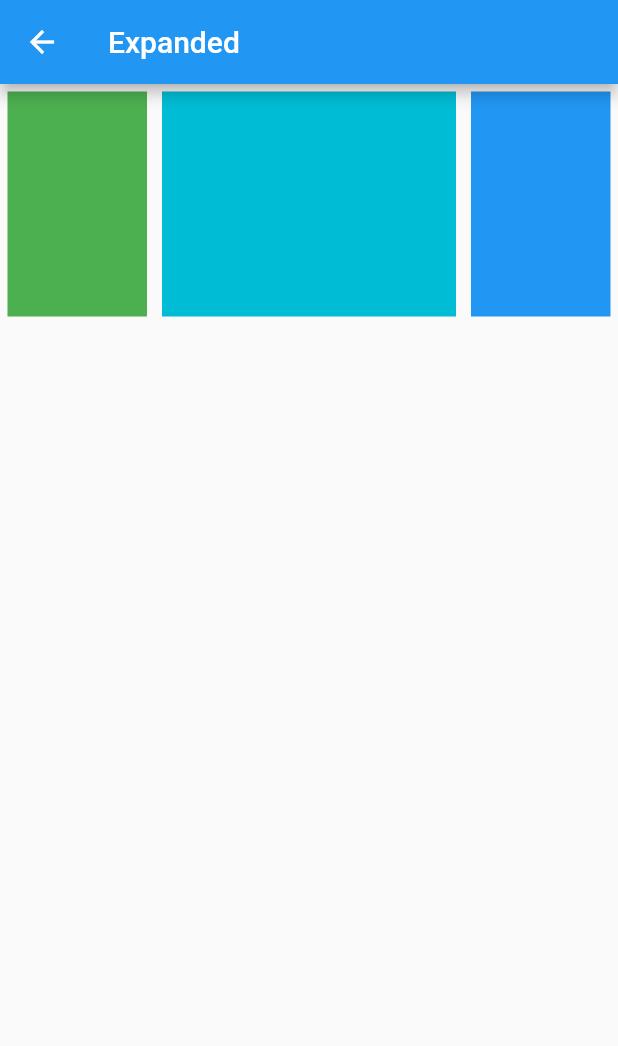
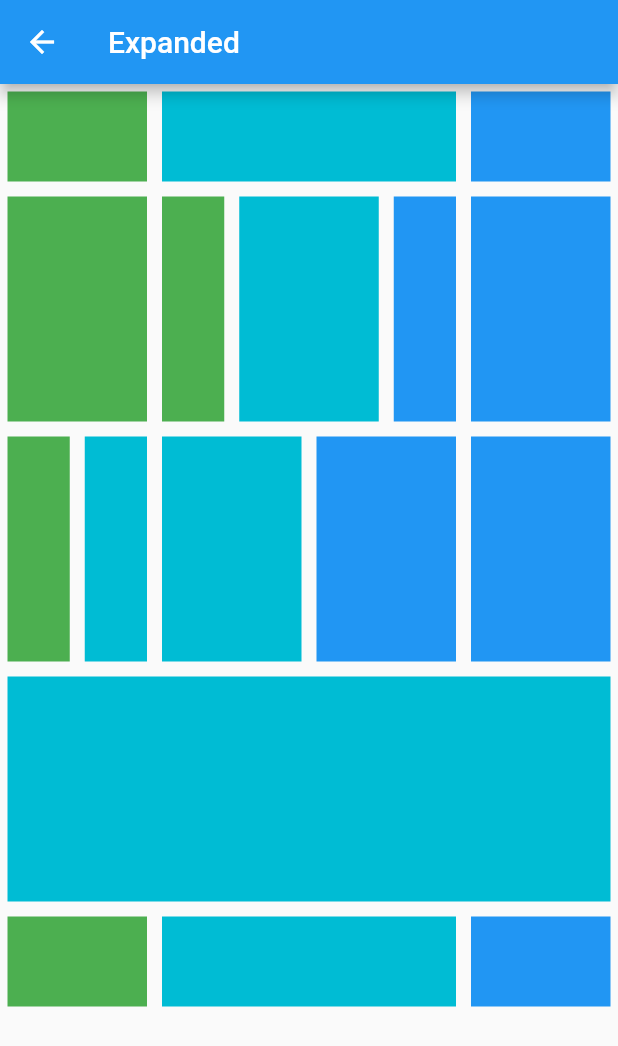
Before and after one commit to FaysalAhmed1/_Flutter_, a Flutter app: the screen it shows after launch, in the side drawer, after a tap on "Expanded", on a phone screen of 412 x 824 dp. Shown: the top 1046 px of the screen. Run offline on Flutter 3.47's test engine with Material 2 defaults, Android fonts, the phone set to English and light mode, and no system bars.

```diff
--- a/testportion_1/lib/exercices/expanded.dart
+++ b/testportion_1/lib/exercices/expanded.dart
@@ -14,7 +14,38 @@ class _ExpandedExcerciseState extends State<ExpandedExcercise> {
       appBar: AppBar(
         title: const Text('Expanded'),
       ),
-      body: Row(
+      // body: Row(
+      //   children: [
+      //     Expanded(
+      //       child: Container(
+      //         height: 150.0,
+      //         color: Colors.green,
+      //         margin: const EdgeInsets.all(5.0),
+      //       ),
+      //     ),
+      //     Expanded(
+      //       flex: 2,
+      //       child: Container(
+      //         height: 150.0,
+      //         color: Colors.cyan,
+      //         margin: const EdgeInsets.all(5.0),
+      //       ),
+      //     ),
+      //     Expanded(
+      //       child: Container(
+      //         height: 150.0,
+      //         color: Colors.blue,
+      //         margin: const EdgeInsets.all(5.0),
+      //       ),
+      //     ),
+      //   ],
+      // ),
+
+      body: SingleChildScrollView(
+        child: Column(children: [
+          Container(
+            height: 70.0,
+            child: Row(
               children: [
                 Expanded(
                   child: Container(
@@ -40,6 +71,148 @@ class _ExpandedExcerciseState extends State<ExpandedExcercise> {
                 ),
               ],
             ),
+          ),
+          Row(
+            children: [
+              Expanded(
+                child: Container(
+                  height: 150.0,
+                  color: Colors.green,
+                  margin: const EdgeInsets.all(5.0),
+                ),
+              ),
+              Expanded(
+                flex: 2,
+                child: Row(
+                  children: [
+                    Expanded(
+                      child: Container(
+                        height: 150.0,
+                        color: Colors.green,
+                        margin: const EdgeInsets.all(5.0),
+                      ),
+                    ),
+                    Expanded(
+                      flex: 2,
+                      child: Container(
+                        height: 150.0,
+                        color: Colors.cyan,
+                        margin: const EdgeInsets.all(5.0),
+                      ),
+                    ),
+                    Expanded(
+                      child: Container(
+                        height: 150.0,
+                        color: Colors.blue,
+                        margin: const EdgeInsets.all(5.0),
+                      ),
+                    ),
+                  ],
+                ),
+              ),
+              Expanded(
+                child: Container(
+                  height: 150.0,
+                  color: Colors.blue,
+                  margin: const EdgeInsets.all(5.0),
+                ),
+              ),
+            ],
+          ),
+          Row(
+            children: [
+              Expanded(
+                child: Row(
+                  children: [
+                    Expanded(
+                      child: Container(
+                        height: 150.0,
+                        color: Colors.green,
+                        margin: const EdgeInsets.all(5.0),
+                      ),
+                    ),
+                    Expanded(
+                      child: Container(
+                        height: 150.0,
+                        color: Colors.cyan,
+                        margin: const EdgeInsets.all(5.0),
+                      ),
+                    ),
+                  ],
+                ),
+              ),
+              Expanded(
+                flex: 2,
+                child: Row(
+                  children: [
+                    Expanded(
+                      child: Container(
+                        height: 150.0,
+                        color: Colors.cyan,
+                        margin: const EdgeInsets.all(5.0),
+                      ),
+                    ),
+                    Expanded(
+                      child: Container(
+                        height: 150.0,
+                        color: Colors.blue,
+                        margin: const EdgeInsets.all(5.0),
+                      ),
+                    ),
+                  ],
+                ),
+              ),
+              Expanded(
+                child: Container(
+                  height: 150.0,
+                  color: Colors.blue,
+                  margin: const EdgeInsets.all(5.0),
+                ),
+              ),
+            ],
+          ),
+          Row(
+            children: [
+              Expanded(
+                child: Container(
+                  height: 150.0,
+                  color: Colors.cyan,
+                  margin: const EdgeInsets.all(5.0),
+                ),
+              ),
+            ],
+          ),
+          Container(
+            height: 70.0,
+            child: Row(
+              children: [
+                Expanded(
+                  child: Container(
+                    height: 150.0,
+                    color: Colors.green,
+                    margin: const EdgeInsets.all(5.0),
+                  ),
+                ),
+                Expanded(
+                  flex: 2,
+                  child: Container(
+                    height: 150.0,
+                    color: Colors.cyan,
+                    margin: const EdgeInsets.all(5.0),
+                  ),
+                ),
+                Expanded(
+                  child: Container(
+                    height: 150.0,
+                    color: Colors.blue,
+                    margin: const EdgeInsets.all(5.0),
+                  ),
+                ),
+              ],
+            ),
+          ),
+        ]),
+      ),
     );
   }
 }
--- a/testportion_1/lib/main.dart
+++ b/testportion_1/lib/main.dart
@@ -1,4 +1,5 @@
 import 'package:flutter/material.dart';
+import 'package:testportion_1/exercices/button_icon_sizedbox.dart';
 import 'package:testportion_1/exercices/expanded.dart';
 import 'package:testportion_1/exercices/row_col.dart';
 import 'package:testportion_1/exercices/single_child_scroll_view.dart';
@@ -70,6 +71,15 @@ class MyHomePage extends StatelessWidget {
                 );
               },
             ),
+            ListTile(
+              title: const Text('Button Icons SizedBox'),
+              onTap: () {
+                Navigator.push(
+                  context,
+                  MaterialPageRoute(builder: (context) => ButtonIconSizedbox()),
+                );
+              },
+            ),
           ],
         ),
       ),
```
Also changed, not shown: testportion_1/lib/exercices/button_icon_sizedbox.dart (added, +83 -0 lines). Lines whose indentation alone changed are shown as unchanged.
